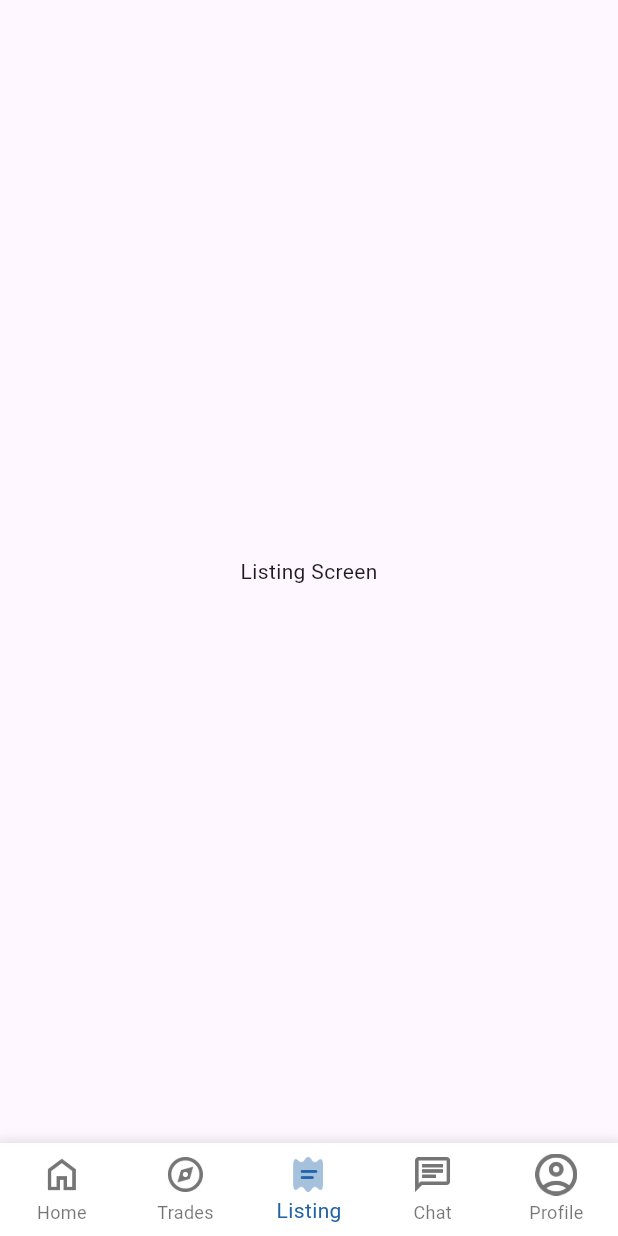
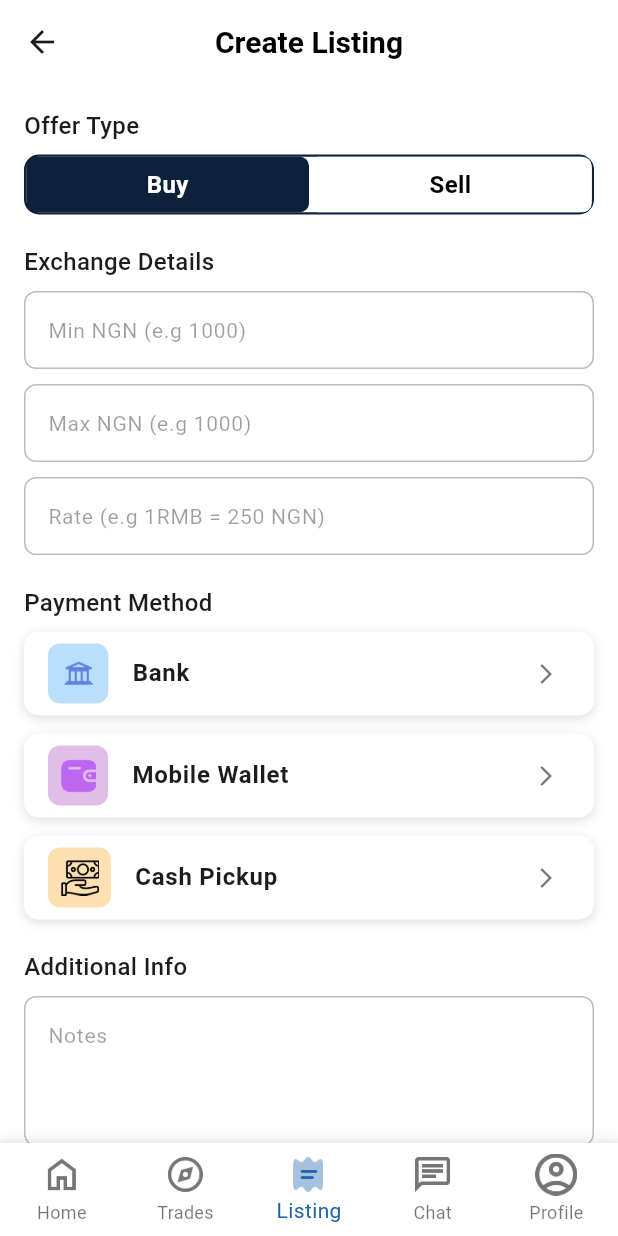
Before and after one commit to Ammara-Akbar/KoolSwitch, a Flutter app: the MyBottomBar screen opened directly, item 3 of the bottom bar chosen, on a phone screen of 412 x 824 dp. Run offline on Flutter 3.47's test engine with Material 3 defaults, Android fonts, the phone set to English and light mode, and no system bars.

Commit message:
create listing screen

```diff
--- a/kool_switch/lib/screens/bottom_bar.dart
+++ b/kool_switch/lib/screens/bottom_bar.dart
@@ -1,4 +1,5 @@
 import 'package:flutter/material.dart';
+import 'package:kool_switch/screens/create_listing_screen.dart';
 import 'package:kool_switch/screens/market_place_screen.dart';
 import 'package:kool_switch/screens/wallet_dashboard_screen.dart';
 
@@ -19,7 +20,7 @@ class _MyBottomBarState extends State<MyBottomBar> {
   final List<Widget> _screens = [
     WalletDashboardScreen(),
     MarketPlaceScreen(),
-    const ListingScreen(),
+    CreateListingScreen(),
     const ChatScreen(),
     const ProfileScreen(),
   ];
--- /dev/null
+++ b/kool_switch/lib/screens/create_listing_screen.dart
@@ -0,0 +1,257 @@
+import 'package:flutter/material.dart';
+import 'package:kool_switch/utils/colors.dart';
+
+class CreateListingScreen extends StatefulWidget {
+  CreateListingScreen({Key? key}) : super(key: key);
+
+  @override
+  State<CreateListingScreen> createState() => _CreateListingScreenState();
+}
+
+class _CreateListingScreenState extends State<CreateListingScreen> {
+  bool isBuy = true;
+
+  @override
+  Widget build(BuildContext context) {
+    return Scaffold(
+      backgroundColor: Colors.white,
+      appBar: AppBar(
+        surfaceTintColor: Colors.white,
+        backgroundColor: Colors.white,
+        elevation: 0,
+        centerTitle: true,
+
+        //  leading: GestureDetector(
+        //   onTap: () {
+        //     Navigator.pop(context);
+        //   },
+        //   child: Padding(
+        //     padding: const EdgeInsets.all(10.0),
+        //     child: Container(
+        //         decoration: BoxDecoration(
+        //             borderRadius: BorderRadius.circular(6),
+        //             color: Colors.grey.shade200),
+        //         child: Icon(Icons.arrow_back, color: Colors.black45)),
+        //   ),
+        // ),
+        title: const Text(
+          "Create Listing",
+          style: TextStyle(
+            color: Colors.black,
+            fontWeight: FontWeight.w600,
+            fontSize: 20,
+          ),
+        ),
+      ),
+      body: SingleChildScrollView(
+        padding: const EdgeInsets.all(16),
+        child: Column(
+          crossAxisAlignment: CrossAxisAlignment.start,
+          children: [
+            /// Offer Type
+            const Text(
+              "Offer Type",
+              style: TextStyle(fontSize: 16, fontWeight: FontWeight.w500),
+            ),
+            const SizedBox(height: 8),
+            Container(
+              height: 40,
+              decoration: BoxDecoration(
+                border: Border.all(color: AppColors.primaryColor, width: 1.5),
+                borderRadius: BorderRadius.circular(10),
+              ),
+              child: Row(
+                children: [
+                  Expanded(
+                    child: GestureDetector(
+                      onTap: () => setState(() => isBuy = true),
+                      child: Container(
+                        decoration: BoxDecoration(
+                          color: isBuy ? const Color(0xFF0D213A) : Colors.white,
+                          borderRadius: BorderRadius.circular(6),
+                        ),
+                        alignment: Alignment.center,
+                        child: Text(
+                          "Buy",
+                          style: TextStyle(
+                            fontSize: 16,
+                            color: isBuy ? Colors.white : Colors.black,
+                            fontWeight: FontWeight.w600,
+                          ),
+                        ),
+                      ),
+                    ),
+                  ),
+                  Expanded(
+                    child: GestureDetector(
+                      onTap: () => setState(() => isBuy = false),
+                      child: Container(
+                        decoration: BoxDecoration(
+                          color:
+                              !isBuy ? const Color(0xFF0D213A) : Colors.white,
+                          borderRadius: BorderRadius.circular(6),
+                        ),
+                        alignment: Alignment.center,
+                        child: Text(
+                          "Sell",
+                          style: TextStyle(
+                            fontSize: 16,
+                            color: !isBuy ? Colors.white : Colors.black,
+                            fontWeight: FontWeight.w600,
+                          ),
+                        ),
+                      ),
+                    ),
+                  ),
+                ],
+              ),
+            ),
+            const SizedBox(height: 20),
+
+            /// Exchange Details
+            const Text(
+              "Exchange Details",
+              style: TextStyle(fontSize: 16, fontWeight: FontWeight.w500),
+            ),
+            const SizedBox(height: 8),
+            _buildTextField("Min NGN (e.g 1000)"),
+            const SizedBox(height: 10),
+            _buildTextField("Max NGN (e.g 1000)"),
+            const SizedBox(height: 10),
+            _buildTextField("Rate (e.g 1RMB = 250 NGN)"),
+            const SizedBox(height: 20),
+
+            /// Payment Method
+            const Text(
+              "Payment Method",
+              style: TextStyle(fontSize: 16, fontWeight: FontWeight.w500),
+            ),
+            const SizedBox(height: 8),
+            _buildPaymentTile(
+                "assets/images/bank.png", "Bank", Colors.blue.shade100),
+            const SizedBox(height: 12),
+            _buildPaymentTile("assets/images/wallet.png", "Mobile Wallet",
+                Colors.purple.shade100),
+            const SizedBox(height: 12),
+            _buildPaymentTile("assets/images/cash.png", "Cash Pickup",
+                Colors.orange.shade100),
+            const SizedBox(height: 20),
+
+            /// Additional Info
+            const Text(
+              "Additional Info",
+              style: TextStyle(fontSize: 16, fontWeight: FontWeight.w500),
+            ),
+            const SizedBox(height: 8),
+            _buildTextField("Notes", maxLines: 3),
+            const SizedBox(height: 15),
+
+            /// Fee Section
+            const Text(
+              "Estimated fee: 0.5% | You will receive: 9,750 NGN",
+              style: TextStyle(
+                fontSize: 13,
+                color: Colors.black87,
+              ),
+            ),
+            const SizedBox(height: 15),
+
+            /// Bottom Buttons
+            Row(
+              children: [
+                Expanded(
+                  child: OutlinedButton(
+                    style: OutlinedButton.styleFrom(
+                      padding: const EdgeInsets.symmetric(vertical: 14),
+                      shape: RoundedRectangleBorder(
+                        borderRadius: BorderRadius.circular(12),
+                      ),
+                      side: const BorderSide(color: Colors.black),
+                    ),
+                    onPressed: () {},
+                    child: const Text("Preview",
+                        style: TextStyle(color: Colors.black)),
+                  ),
+                ),
+                const SizedBox(width: 12),
+                Expanded(
+                  child: ElevatedButton(
+                    style: ElevatedButton.styleFrom(
+                      backgroundColor: const Color(0xFF0D213A),
+                      padding: const EdgeInsets.symmetric(vertical: 14),
+                      shape: RoundedRectangleBorder(
+                        borderRadius: BorderRadius.circular(12),
+                      ),
+                    ),
+                    onPressed: () {},
+                    child: const Text("Post Listing",
+                        style: TextStyle(color: Colors.white)),
+                  ),
+                ),
+              ],
+            ),
+          ],
+        ),
+      ),
+    );
+  }
+
+  Widget _buildTextField(String hint, {int maxLines = 1}) {
+    return TextField(
+      maxLines: maxLines,
+      decoration: InputDecoration(
+        hintText: hint,
+        hintStyle: const TextStyle(color: Colors.black38, fontSize: 14),
+        filled: true,
+        fillColor: Colors.white,
+        contentPadding:
+            const EdgeInsets.symmetric(horizontal: 12, vertical: 14),
+        border: OutlineInputBorder(
+          borderRadius: BorderRadius.circular(8),
+          borderSide: const BorderSide(color: Colors.black26),
+        ),
+        enabledBorder: OutlineInputBorder(
+          borderRadius: BorderRadius.circular(8),
+          borderSide: const BorderSide(color: Colors.black26),
+
+        ),
+        focusedBorder:OutlineInputBorder(
+          borderRadius: BorderRadius.circular(8),
+          borderSide: const BorderSide(color:AppColors.primaryColor),
+
+        ),
+      ),
+    );
+  }
+
+  Widget _buildPaymentTile(String icon, String title, Color bgColor) {
+    return Container(
+      decoration: BoxDecoration(
+        color: Colors.white,
+        borderRadius: BorderRadius.circular(10),
+        boxShadow: [
+          BoxShadow(
+            color: Colors.black12,
+            blurRadius: 5,
+            offset: const Offset(0, 2),
+          ),
+        ],
+      ),
+      child: ListTile(
+        leading: Container(
+          padding: EdgeInsets.all(8),
+          decoration: BoxDecoration(
+              color: bgColor, borderRadius: BorderRadius.circular(8)),
+          child: Image.asset(
+            icon,
+            height: 24,
+          ),
+        ),
+        title: Text(title, style: const TextStyle(fontWeight: FontWeight.w600)),
+        trailing: const Icon(Icons.arrow_forward_ios,
+            size: 16, color: Colors.black54),
+        onTap: () {},
+      ),
+    );
+  }
+}
```
Also changed, not shown: kool_switch/lib/screens/buy_ngn_screen.dart (added, +245 -0 lines).
